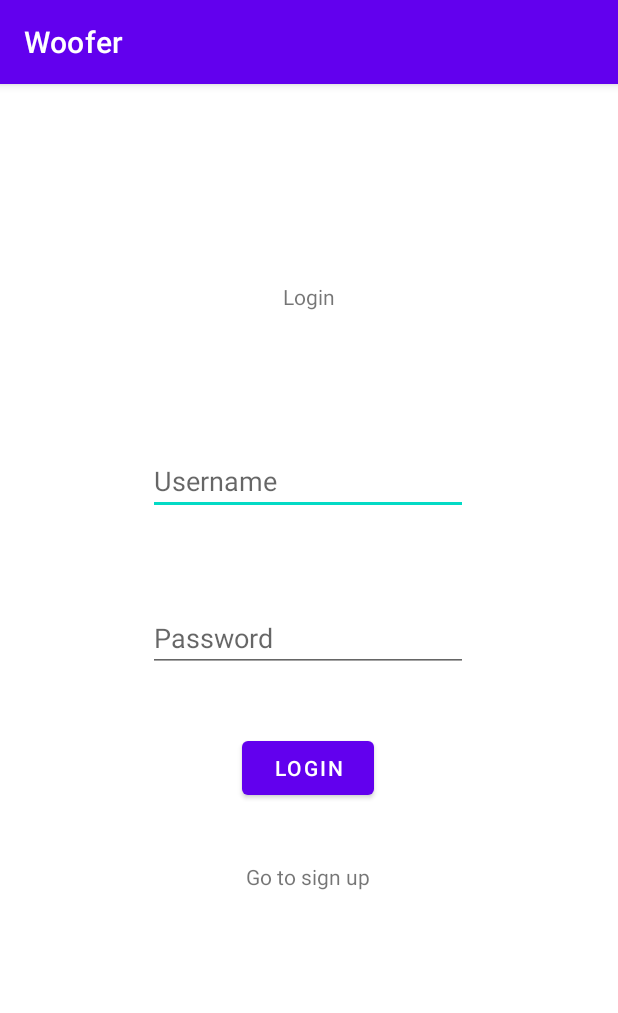
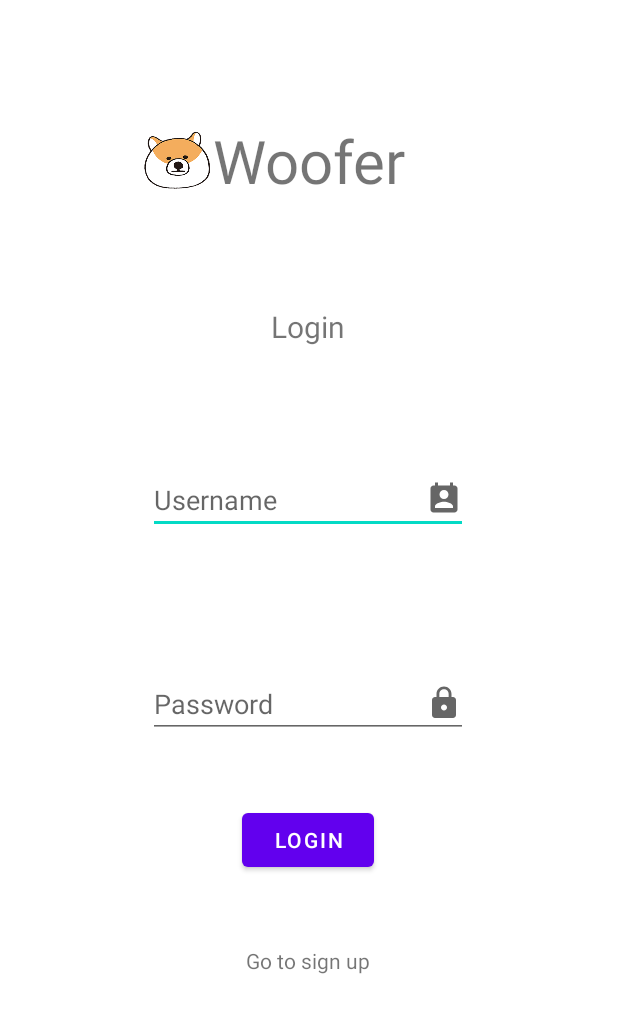
Before and after one commit to jx-gao/Woofer, an Android app: the screen it shows after launch (Login), after a tap on "LOGIN", on a phone screen of 412 x 824 dp. Shown: the top 1013 px of the screen. Run offline under Robolectric (Android 15) with nearby library versions, the light colour scheme and no system bars.

Commit message:
login and signup UI complete, methods cleaned up

```diff
--- a/app/src/main/AndroidManifest.xml
+++ b/app/src/main/AndroidManifest.xml
@@ -11,6 +11,7 @@
         android:roundIcon="@mipmap/ic_launcher_round"
         android:supportsRtl="true"
         android:theme="@style/Theme.Woofer">
+
         <activity android:name=".SignUp"></activity>
         <activity android:name=".FriendList" />
         <activity android:name=".Login">
--- a/app/src/main/java/com/example/woofer/Login.java
+++ b/app/src/main/java/com/example/woofer/Login.java
@@ -27,7 +27,7 @@ import okhttp3.Response;
 
 public class Login extends AppCompatActivity {
 
-    EditText editTextUsername, editTextPassword;
+    private EditText editTextUsername, editTextPassword;
 
     @Override
     protected void onCreate(Bundle savedInstanceState) {
@@ -36,7 +36,6 @@ public class Login extends AppCompatActivity {
     }
 
     public void processJSON(String json) {
-        editTextPassword = (EditText) findViewById(R.id.editTextLoginPassword);
         try {
             JSONArray ja = new JSONArray(json);
             if(ja.length() == 0){
@@ -59,6 +58,11 @@ public class Login extends AppCompatActivity {
 
     public void doLogin(View view) {
         editTextUsername = (EditText) findViewById(R.id.editTextLoginUsername);
+        editTextPassword = (EditText) findViewById(R.id.editTextLoginPassword);
+        if(checkFieldsEmpty()){
+            Toast.makeText(Login.this, "Username or password needs to be entered", Toast.LENGTH_LONG).show();
+            return;
+        }
         PHPRequest request = new PHPRequest();
         request.doRequest(Login.this, "login", editTextUsername.getText().toString(), new RequestHandler() {
             @Override
@@ -68,6 +72,13 @@ public class Login extends AppCompatActivity {
         });
     }
 
+    public boolean checkFieldsEmpty(){
+        if(editTextUsername.getText().toString().equals("") || editTextPassword.getText().toString().equals("")){
+            return true;
+        }
+        return false;
+    }
+
     public void doGoToSignup(View view) {
         Intent intent = new Intent(getApplicationContext(), SignUp.class);
         startActivity(intent);
--- /dev/null
+++ b/app/src/main/res/drawable/ic_drawable_lock.xml
@@ -0,0 +1,10 @@
+<vector xmlns:android="http://schemas.android.com/apk/res/android"
+    android:width="24dp"
+    android:height="24dp"
+    android:viewportWidth="24"
+    android:viewportHeight="24"
+    android:tint="?attr/colorControlNormal">
+  <path
+      android:fillColor="@android:color/white"
+      android:pathData="M18,8h-1L17,6c0,-2.76 -2.24,-5 -5,-5S7,3.24 7,6v2L6,8c-1.1,0 -2,0.9 -2,2v10c0,1.1 0.9,2 2,2h12c1.1,0 2,-0.9 2,-2L20,10c0,-1.1 -0.9,-2 -2,-2zM12,17c-1.1,0 -2,-0.9 -2,-2s0.9,-2 2,-2 2,0.9 2,2 -0.9,2 -2,2zM15.1,8L8.9,8L8.9,6c0,-1.71 1.39,-3.1 3.1,-3.1 1.71,0 3.1,1.39 3.1,3.1v2z"/>
+</vector>
--- /dev/null
+++ b/app/src/main/res/drawable/ic_drawable_username.xml
@@ -0,0 +1,10 @@
+<vector xmlns:android="http://schemas.android.com/apk/res/android"
+    android:width="24dp"
+    android:height="24dp"
+    android:viewportWidth="24"
+    android:viewportHeight="24"
+    android:tint="?attr/colorControlNormal">
+  <path
+      android:fillColor="@android:color/white"
+      android:pathData="M19,3h-1L18,1h-2v2L8,3L8,1L6,1v2L5,3c-1.11,0 -2,0.9 -2,2v14c0,1.1 0.89,2 2,2h14c1.1,0 2,-0.9 2,-2L21,5c0,-1.1 -0.9,-2 -2,-2zM12,6c1.66,0 3,1.34 3,3s-1.34,3 -3,3 -3,-1.34 -3,-3 1.34,-3 3,-3zM18,18L6,18v-1c0,-2 4,-3.1 6,-3.1s6,1.1 6,3.1v1z"/>
+</vector>
--- a/app/src/main/res/layout/activity_login.xml
+++ b/app/src/main/res/layout/activity_login.xml
@@ -11,7 +11,7 @@
         android:id="@+id/buttonLogin"
         android:layout_width="wrap_content"
         android:layout_height="wrap_content"
-        android:layout_marginBottom="288dp"
+        android:layout_marginBottom="240dp"
         android:onClick="doLogin"
         android:text="Login"
         app:layout_constraintBottom_toBottomOf="parent"
@@ -30,15 +30,17 @@
         app:layout_constraintHorizontal_bias="0.498"
         app:layout_constraintStart_toStartOf="parent"
         app:layout_constraintTop_toBottomOf="@+id/buttonLogin"
-        app:layout_constraintVertical_bias="0.144" />
+        app:layout_constraintVertical_bias="0.211" />
 
     <TextView
         android:id="@+id/textViewLoginTitle"
         android:layout_width="wrap_content"
         android:layout_height="wrap_content"
-        android:layout_marginTop="132dp"
+        android:layout_marginTop="204dp"
         android:text="Login"
+        android:textSize="20dp"
         app:layout_constraintEnd_toEndOf="parent"
+        app:layout_constraintHorizontal_bias="0.498"
         app:layout_constraintStart_toStartOf="parent"
         app:layout_constraintTop_toTopOf="parent" />
 
@@ -49,24 +51,48 @@
         android:ems="10"
         android:hint="Username"
         android:inputType="textPersonName"
+        android:drawableRight="@drawable/ic_drawable_username"
         app:layout_constraintBottom_toTopOf="@+id/editTextLoginPassword"
         app:layout_constraintEnd_toEndOf="parent"
         app:layout_constraintHorizontal_bias="0.497"
         app:layout_constraintStart_toStartOf="parent"
         app:layout_constraintTop_toBottomOf="@+id/textViewLoginTitle"
-        app:layout_constraintVertical_bias="0.606" />
+        app:layout_constraintVertical_bias="0.466" />
 
     <EditText
         android:id="@+id/editTextLoginPassword"
         android:layout_width="wrap_content"
         android:layout_height="wrap_content"
-        android:layout_marginBottom="40dp"
+        android:layout_marginBottom="44dp"
         android:ems="10"
         android:hint="Password"
         android:inputType="textPassword"
+        android:drawableRight="@drawable/ic_drawable_lock"
         app:layout_constraintBottom_toTopOf="@+id/buttonLogin"
         app:layout_constraintEnd_toEndOf="parent"
         app:layout_constraintHorizontal_bias="0.497"
         app:layout_constraintStart_toStartOf="parent" />
 
+    <ImageView
+        android:id="@+id/imageView"
+        android:layout_width="48dp"
+        android:layout_height="54dp"
+        android:layout_marginTop="80dp"
+        app:layout_constraintEnd_toStartOf="@+id/textViewWooferTitle"
+        app:layout_constraintHorizontal_bias="1.0"
+        app:layout_constraintStart_toStartOf="parent"
+        app:layout_constraintTop_toTopOf="parent"
+        app:srcCompat="@drawable/dog" />
+
+    <TextView
+        android:id="@+id/textViewWooferTitle"
+        android:layout_width="wrap_content"
+        android:layout_height="wrap_content"
+        android:layout_marginTop="80dp"
+        android:text="Woofer"
+        android:textSize="40dp"
+        app:layout_constraintEnd_toEndOf="parent"
+        app:layout_constraintStart_toStartOf="parent"
+        app:layout_constraintTop_toTopOf="parent" />
+
 </androidx.constraintlayout.widget.ConstraintLayout>
--- a/app/src/main/res/layout/activity_sign_up.xml
+++ b/app/src/main/res/layout/activity_sign_up.xml
@@ -12,6 +12,7 @@
         android:layout_height="wrap_content"
         android:layout_marginTop="128dp"
         android:text="Sign up"
+        android:textSize="20dp"
         app:layout_constraintEnd_toEndOf="parent"
         app:layout_constraintHorizontal_bias="0.498"
         app:layout_constraintStart_toStartOf="parent"
@@ -25,6 +26,7 @@
         android:ems="10"
         android:hint="Username"
         android:inputType="textPersonName"
+        android:drawableRight="@drawable/ic_drawable_username"
         app:layout_constraintEnd_toEndOf="parent"
         app:layout_constraintStart_toStartOf="parent"
         app:layout_constraintTop_toBottomOf="@+id/textViewSignupTitle" />
@@ -37,6 +39,7 @@
         android:ems="10"
         android:hint="Name"
         android:inputType="textPersonName"
+        android:drawableRight="@drawable/ic_drawable_person"
         app:layout_constraintEnd_toEndOf="parent"
         app:layout_constraintHorizontal_bias="0.502"
         app:layout_constraintStart_toStartOf="parent"
@@ -49,6 +52,7 @@
         android:layout_marginTop="28dp"
         android:ems="10"
         android:hint="Password"
+        android:drawableRight="@drawable/ic_drawable_lock"
         android:inputType="textPassword"
         app:layout_constraintEnd_toEndOf="parent"
         app:layout_constraintHorizontal_bias="0.497"
--- a/app/src/main/res/values-night/themes.xml
+++ b/app/src/main/res/values-night/themes.xml
@@ -1,6 +1,6 @@
 <resources xmlns:tools="http://schemas.android.com/tools">
     <!-- Base application theme. -->
-    <style name="Theme.Woofer" parent="Theme.MaterialComponents.DayNight.DarkActionBar">
+    <style name="Theme.Woofer" parent="Theme.MaterialComponents.DayNight.NoActionBar">
         <!-- Primary brand color. -->
         <item name="colorPrimary">@color/purple_200</item>
         <item name="colorPrimaryVariant">@color/purple_700</item>
--- a/app/src/main/res/values/themes.xml
+++ b/app/src/main/res/values/themes.xml
@@ -1,6 +1,6 @@
 <resources xmlns:tools="http://schemas.android.com/tools">
     <!-- Base application theme. -->
-    <style name="Theme.Woofer" parent="Theme.MaterialComponents.DayNight.DarkActionBar">
+    <style name="Theme.Woofer" parent="Theme.MaterialComponents.DayNight.NoActionBar">
         <!-- Primary brand color. -->
         <item name="colorPrimary">@color/purple_500</item>
         <item name="colorPrimaryVariant">@color/purple_700</item>
```
Also changed, not shown: app/src/main/java/com/example/woofer/SignUp.java (+22 -18 lines), app/src/main/res/drawable/ic_drawable_person.xml (added, +10 -0 lines), app/src/main/res/drawable-v24/dog.png (added).
